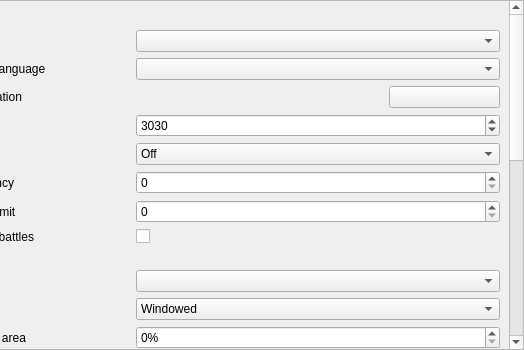
This is launcher/settingsView/csettingsview_moc.ui in krs0/vcmi as Qt 5 draws it before an edit; both pictures show x 308 to 832 and y 0 to 350 of the 832 by 350 pixel window. The edited form follows.
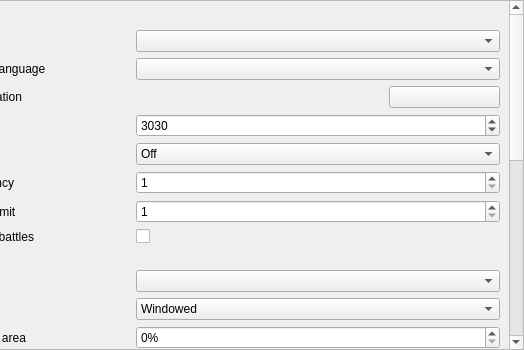
This is the edited form.

Commit message: Min val of autosaveFrequency and autosaveCountLimit set to 1

```diff
--- a/launcher/settingsView/csettingsview_moc.ui
+++ b/launcher/settingsView/csettingsview_moc.ui
@@ -664,13 +664,20 @@
         </widget>
        </item>
        <item row="9" column="1" colspan="4">
-        <widget class="QSpinBox" name="spinBoxAutosaveFrequency"/>
+        <widget class="QSpinBox" name="spinBoxAutosaveFrequency">
+         <property name="minimum">
+          <number>1</number>
+         </property>
+        </widget>
        </item>
        <item row="10" column="1" colspan="4">
         <widget class="QSpinBox" name="spinBoxAutosaveCountLimit">
          <property name="specialValueText">
           <string/>
          </property>
+         <property name="minimum">
+          <number>1</number>
+         </property>
         </widget>
        </item>
        <item row="11" column="0">
```
